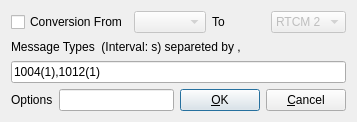
The window that app/qtapp/strsvr_qt/convdlg.ui (lhuisman/myRTKLIB) describes before a commit, drawn with Qt 5.
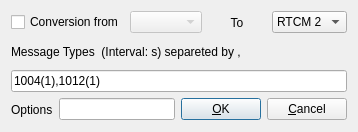
The same window after the commit.

The edit to the form file:
```diff
--- a/app/qtapp/strsvr_qt/convdlg.ui
+++ b/app/qtapp/strsvr_qt/convdlg.ui
@@ -6,8 +6,8 @@
    <rect>
     <x>0</x>
     <y>0</y>
-    <width>357</width>
-    <height>122</height>
+    <width>358</width>
+    <height>132</height>
    </rect>
   </property>
   <property name="windowTitle">
@@ -102,7 +102,7 @@
          <string/>
         </property>
         <property name="text">
-         <string>Conversion From</string>
+         <string>Conversion from</string>
         </property>
        </widget>
       </item>
@@ -127,13 +127,13 @@
         <property name="text">
          <string>To</string>
         </property>
+        <property name="alignment">
+         <set>Qt::AlignCenter</set>
+        </property>
        </widget>
       </item>
       <item>
        <widget class="QComboBox" name="cBOutputFormat">
-        <property name="enabled">
-         <bool>false</bool>
-        </property>
         <property name="toolTip">
          <string/>
         </property>
```
Left out of the diff: 8 changed lines with no effect on the pictures.
